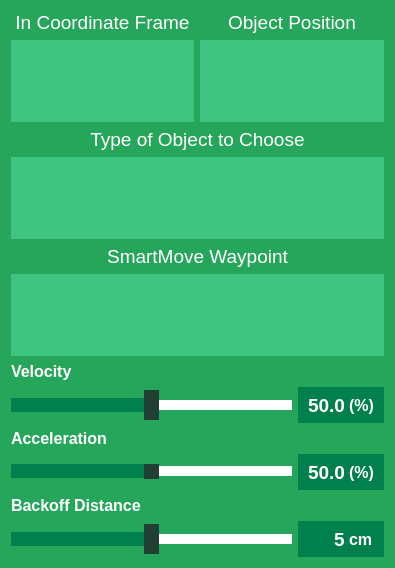
Old version of the form costar_instructor/instructor_plugins/ui/action_smart_grasp.ui in the repository cpaxton/costar_stack.
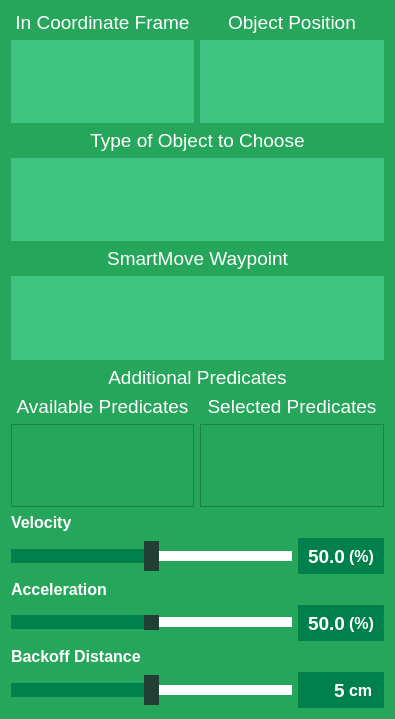
New version of the form.

Commit message: Add ability to put additional predicates on smartmove

Patch:
```diff
--- a/costar_instructor/instructor_plugins/ui/action_smart_grasp.ui
+++ b/costar_instructor/instructor_plugins/ui/action_smart_grasp.ui
@@ -7,7 +7,7 @@
     <x>0</x>
     <y>0</y>
     <width>395</width>
-    <height>568</height>
+    <height>719</height>
    </rect>
   </property>
   <property name="minimumSize">
@@ -221,6 +221,84 @@
      </property>
     </widget>
    </item>
+   <item>
+    <layout class="QVBoxLayout" name="verticalLayout_5">
+     <item>
+      <widget class="QLabel" name="label_9">
+       <property name="font">
+        <font>
+         <pointsize>14</pointsize>
+        </font>
+       </property>
+       <property name="text">
+        <string>Additional Predicates</string>
+       </property>
+       <property name="alignment">
+        <set>Qt::AlignCenter</set>
+       </property>
+      </widget>
+     </item>
+     <item>
+      <layout class="QHBoxLayout" name="horizontalLayout_5">
+       <item>
+        <layout class="QVBoxLayout" name="verticalLayout_6">
+         <item>
+          <widget class="QLabel" name="label_13">
+           <property name="minimumSize">
+            <size>
+             <width>0</width>
+             <height>0</height>
+            </size>
+           </property>
+           <property name="font">
+            <font>
+             <pointsize>14</pointsize>
+             <weight>50</weight>
+             <bold>false</bold>
+            </font>
+           </property>
+           <property name="styleSheet">
+            <string notr="true">color:#ffffff</string>
+           </property>
+           <property name="text">
+            <string>Available Predicates</string>
+           </property>
+           <property name="alignment">
+            <set>Qt::AlignCenter</set>
+           </property>
+          </widget>
+         </item>
+         <item>
+          <widget class="QListWidget" name="available_pred_list"/>
+         </item>
+        </layout>
+       </item>
+       <item>
+        <layout class="QVBoxLayout" name="verticalLayout_7">
+         <item>
+          <widget class="QLabel" name="label_10">
+           <property name="font">
+            <font>
+             <pointsize>14</pointsize>
+            </font>
+           </property>
+           <property name="text">
+            <string>Selected Predicates</string>
+           </property>
+           <property name="alignment">
+            <set>Qt::AlignCenter</set>
+           </property>
+          </widget>
+         </item>
+         <item>
+          <widget class="QListWidget" name="selected_pred_list"/>
+         </item>
+        </layout>
+       </item>
+      </layout>
+     </item>
+    </layout>
+   </item>
    <item>
     <widget class="QLabel" name="label_2">
      <property name="font">
```
The commit also changes 4 other files.
